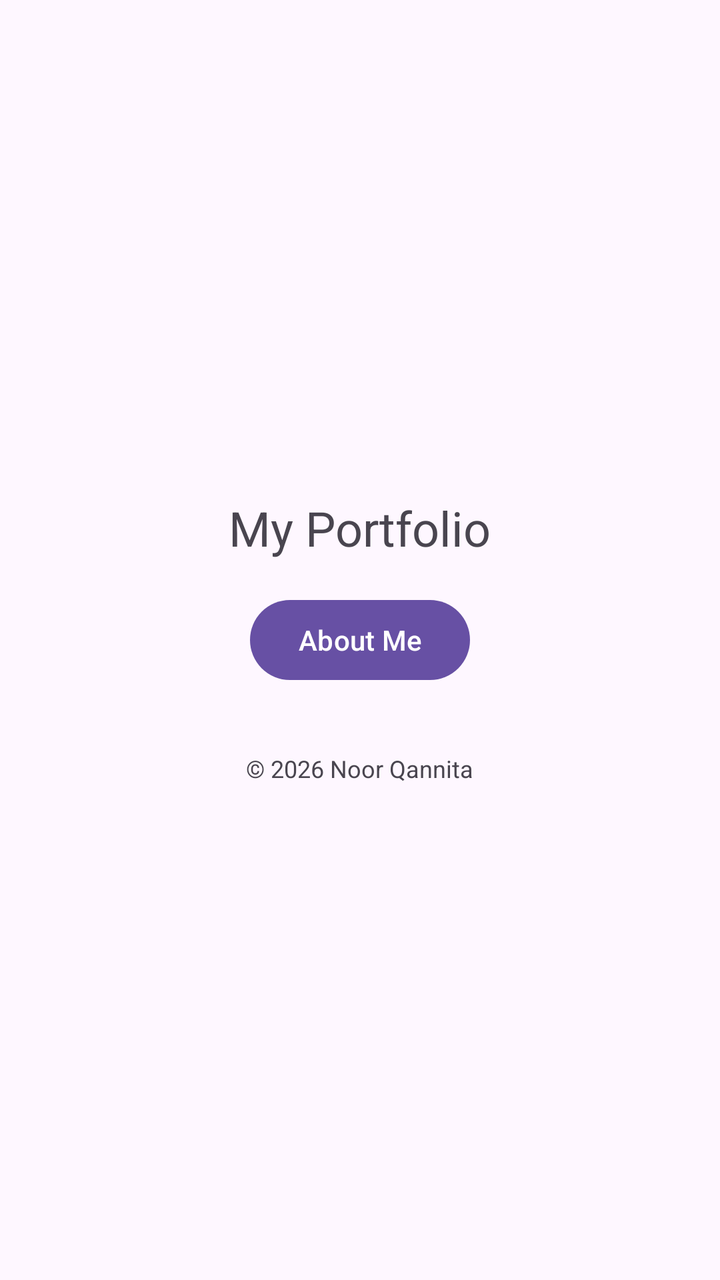
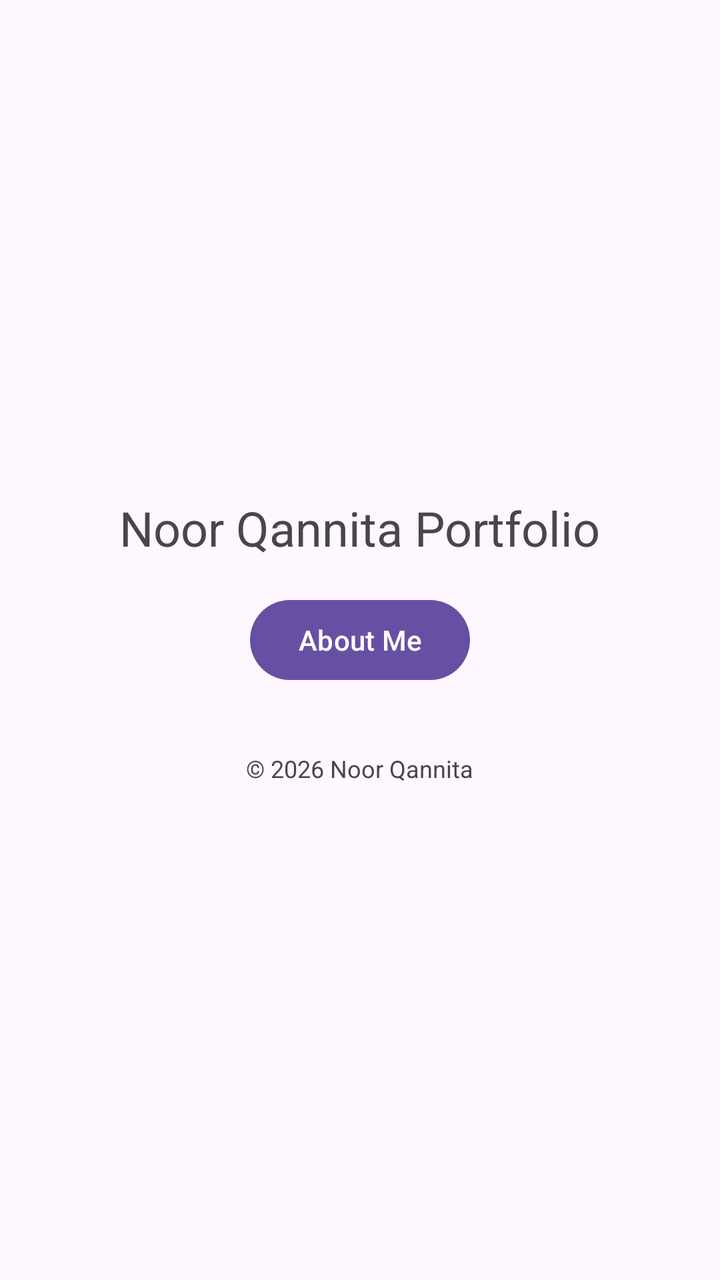

Two renders of the same Android screen: before a commit and after it. Below are the layout's source before the change and the commit's diff.
<!-- AndroidManifest.xml: application theme Theme.MyHomework1git -->
<!-- res/layout/activity_main.xml -->
<?xml version="1.0" encoding="utf-8"?>
<LinearLayout xmlns:android="http://schemas.android.com/apk/res/android"
    android:id="@+id/main"
    android:layout_width="match_parent"
    android:layout_height="match_parent"
    android:orientation="vertical"
    android:gravity="center"
    android:padding="24dp">

    <TextView
        android:id="@+id/titleText"
        android:layout_width="wrap_content"
        android:layout_height="wrap_content"
        android:text="My Portfolio"
        android:textSize="24sp" />

    <Button
        android:id="@+id/btnAbout"
        android:layout_width="wrap_content"
        android:layout_height="wrap_content"
        android:layout_marginTop="16dp"
        android:text="About Me" />
    <TextView
        android:id="@+id/footerText"
        android:layout_width="wrap_content"
        android:layout_height="wrap_content"
        android:layout_marginTop="32dp"
        android:text="© 2026 Noor Qannita"
        android:textSize="12sp" />
</LinearLayout>
<!-- resources referenced by this layout -->
<resources>
  <style name="Theme.MyHomework1git" parent="Base.Theme.MyHomework1git" />
  <style name="Base.Theme.MyHomework1git" parent="Theme.Material3.DayNight.NoActionBar">
          
          
      </style>
</resources>

<!-- the commit's change to res/layout/activity_main.xml (unified diff, before → after) -->
@@ -11,7 +11,7 @@
         android:id="@+id/titleText"
         android:layout_width="wrap_content"
         android:layout_height="wrap_content"
-        android:text="My Portfolio"
+        android:text="Noor Qannita Portfolio"
         android:textSize="24sp" />
 
     <Button
